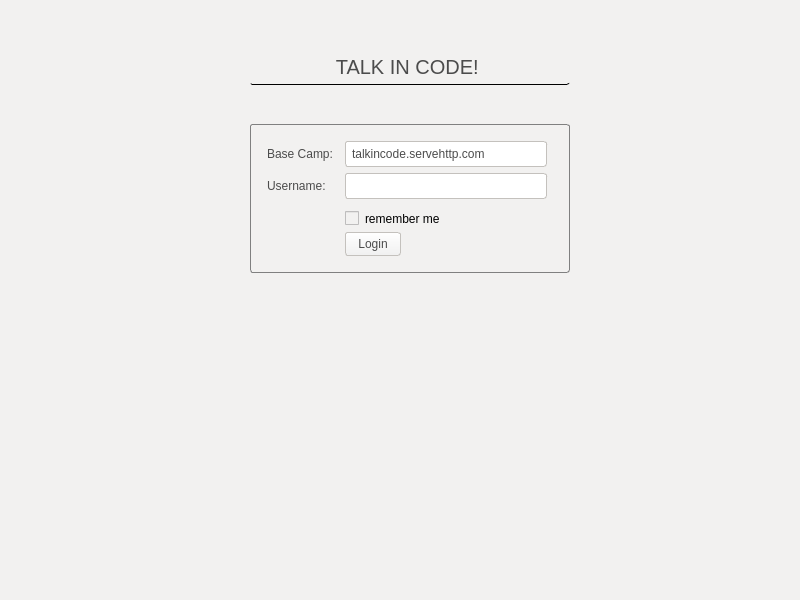
Old version of the form src/qt/forms/ChatWindow.ui in the repository pakage/navajocoin.
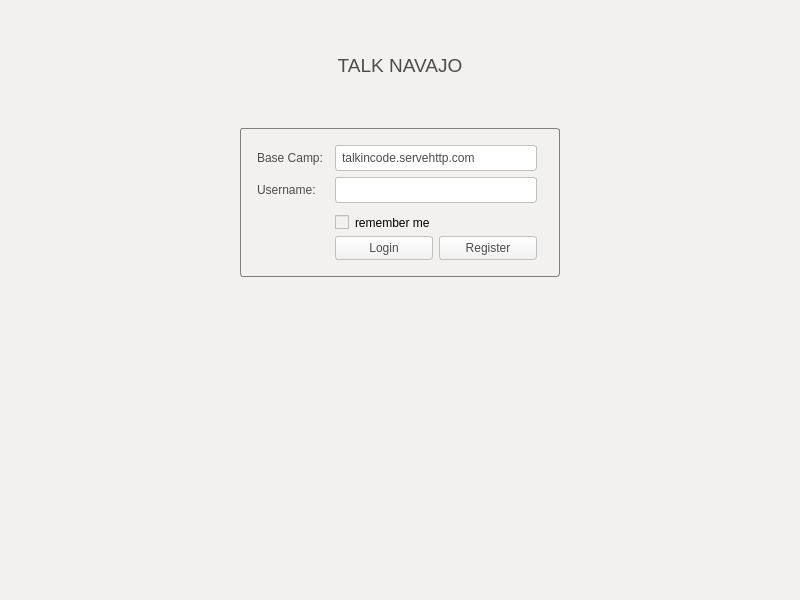
New version of the form. The open tabs and pages were chosen to show the change. Icons and pictures are not drawn.

Commit message: register page started

Diff of the .ui file:
```diff
--- a/src/qt/forms/ChatWindow.ui
+++ b/src/qt/forms/ChatWindow.ui
@@ -73,7 +73,7 @@
           <string notr="true">background-image:url(:/images/res/images/nav-bg.jpg)</string>
          </property>
          <property name="currentIndex">
-          <number>0</number>
+          <number>3</number>
          </property>
          <widget class="QWidget" name="chatPage">
           <layout class="QGridLayout" name="gridLayout">
@@ -297,100 +297,118 @@
            </item>
           </layout>
          </widget>
+         <widget class="QWidget" name="loginPage1">
+          <layout class="QGridLayout" name="gridLayout_3"/>
+         </widget>
          <widget class="QWidget" name="loginPage">
-          <layout class="QGridLayout" name="gridLayout_3">
-           <item row="2" column="3">
-            <spacer name="horizontalSpacer_2">
-             <property name="orientation">
-              <enum>Qt::Horizontal</enum>
-             </property>
-             <property name="sizeHint" stdset="0">
-              <size>
-               <width>223</width>
-               <height>20</height>
-              </size>
-             </property>
-            </spacer>
-           </item>
-           <item row="0" column="1">
-            <spacer name="verticalSpacer">
-             <property name="orientation">
-              <enum>Qt::Vertical</enum>
-             </property>
-             <property name="sizeType">
-              <enum>QSizePolicy::Fixed</enum>
-             </property>
-             <property name="sizeHint" stdset="0">
-              <size>
-               <width>20</width>
-               <height>100</height>
-              </size>
-             </property>
-            </spacer>
-           </item>
-           <item row="2" column="0">
-            <spacer name="horizontalSpacer">
+          <property name="sizePolicy">
+           <sizepolicy hsizetype="Expanding" vsizetype="Expanding">
+            <horstretch>0</horstretch>
+            <verstretch>0</verstretch>
+           </sizepolicy>
+          </property>
+          <widget class="QWidget" name="verticalLayoutWidget_2">
+           <property name="geometry">
+            <rect>
+             <x>0</x>
+             <y>0</y>
+             <width>781</width>
+             <height>581</height>
+            </rect>
+           </property>
+           <layout class="QVBoxLayout" name="verticalLayout_6">
+            <item>
+             <layout class="QHBoxLayout" name="horizontalLayout_5">
+              <property name="topMargin">
+               <number>40</number>
+              </property>
+              <item>
+               <spacer name="horizontalSpacer_6">
              <property name="orientation">
               <enum>Qt::Horizontal</enum>
              </property>
              <property name="sizeHint" stdset="0">
               <size>
-               <width>223</width>
+                  <width>40</width>
                <height>20</height>
               </size>
              </property>
             </spacer>
            </item>
-           <item row="3" column="1">
-            <spacer name="verticalSpacer_2">
-             <property name="orientation">
-              <enum>Qt::Vertical</enum>
-             </property>
-             <property name="sizeHint" stdset="0">
-              <size>
-               <width>20</width>
-               <height>267</height>
-              </size>
-             </property>
-            </spacer>
-           </item>
-           <item row="0" column="2">
-            <widget class="QLabel" name="titleLabel">
-             <property name="enabled">
-              <bool>true</bool>
-             </property>
+              <item>
+               <widget class="QLabel" name="label_5">
              <property name="sizePolicy">
-              <sizepolicy hsizetype="Preferred" vsizetype="Fixed">
+                 <sizepolicy hsizetype="Fixed" vsizetype="Preferred">
                <horstretch>0</horstretch>
                <verstretch>0</verstretch>
               </sizepolicy>
              </property>
+                <property name="minimumSize">
+                 <size>
+                  <width>320</width>
+                  <height>0</height>
+                 </size>
+                </property>
+                <property name="baseSize">
+                 <size>
+                  <width>0</width>
+                  <height>0</height>
+                 </size>
+                </property>
              <property name="font">
               <font>
-               <pointsize>-1</pointsize>
-              </font>
-             </property>
-             <property name="layoutDirection">
-              <enum>Qt::LeftToRight</enum>
-             </property>
-             <property name="autoFillBackground">
-              <bool>false</bool>
-             </property>
+                  <pointsize>14</pointsize>
+                 </font>
+                </property>
              <property name="styleSheet">
               <string notr="true">background: none;
 background-color: #F2F1F0;
 border-radius: 3px;
-color: #4C4C4C;</string>
+color: #4C4C4C;
+padding: 5px 20px;</string>
              </property>
              <property name="text">
-              <string>TALK IN CODE! </string>
+                 <string>TALK NAVAJO</string>
              </property>
              <property name="alignment">
               <set>Qt::AlignCenter</set>
              </property>
             </widget>
            </item>
-           <item row="2" column="2">
+              <item>
+               <spacer name="horizontalSpacer_7">
+                <property name="orientation">
+                 <enum>Qt::Horizontal</enum>
+                </property>
+                <property name="sizeHint" stdset="0">
+                 <size>
+                  <width>40</width>
+                  <height>20</height>
+                 </size>
+                </property>
+               </spacer>
+              </item>
+             </layout>
+            </item>
+            <item>
+             <layout class="QHBoxLayout" name="horizontalLayout_7">
+              <property name="topMargin">
+               <number>40</number>
+              </property>
+              <item>
+               <spacer name="horizontalSpacer_9">
+                <property name="orientation">
+                 <enum>Qt::Horizontal</enum>
+                </property>
+                <property name="sizeHint" stdset="0">
+                 <size>
+                  <width>40</width>
+                  <height>20</height>
+                 </size>
+                </property>
+               </spacer>
+              </item>
+              <item>
             <widget class="QFrame" name="loginFrame">
              <property name="sizePolicy">
               <sizepolicy hsizetype="Fixed" vsizetype="Fixed">
@@ -412,7 +430,7 @@
              <property name="frameShape">
               <enum>QFrame::StyledPanel</enum>
              </property>
-             <layout class="QGridLayout" name="gridLayout_2">
+                <layout class="QGridLayout" name="gridLayout_4">
               <property name="leftMargin">
                <number>6</number>
               </property>
@@ -432,7 +450,7 @@
                <number>6</number>
               </property>
               <item row="0" column="0">
-               <widget class="QLabel" name="label">
+                  <widget class="QLabel" name="label_6">
                 <property name="styleSheet">
                  <string notr="true">color: #4C4C4C;</string>
                 </property>
@@ -458,7 +476,7 @@
                </widget>
               </item>
               <item row="1" column="0">
-               <widget class="QLabel" name="label_2">
+                  <widget class="QLabel" name="label_7">
                 <property name="styleSheet">
                  <string notr="true">color: #4C4C4C;</string>
                 </property>
@@ -483,26 +501,6 @@
                 </property>
                </widget>
               </item>
-              <item row="5" column="1">
-               <widget class="QPushButton" name="loginButton">
-                <property name="sizePolicy">
-                 <sizepolicy hsizetype="Fixed" vsizetype="Fixed">
-                  <horstretch>0</horstretch>
-                  <verstretch>0</verstretch>
-                 </sizepolicy>
-                </property>
-                <property name="styleSheet">
-                 <string notr="true">background-color: qlineargradient(spread:pad, x1:0, y1:1, x2:0, y2:0, stop:0 rgb(240,240,240), stop:1 rgb(255, 255, 255));
-border-radius:3px;
-border: 1px solid #C4C1BD;
-color: #4C4C4C;
-padding: 4px 12px;</string>
-                </property>
-                <property name="text">
-                 <string>Login</string>
-                </property>
-               </widget>
-              </item>
               <item row="3" column="1">
                <widget class="QCheckBox" name="rememberCheckBox">
                 <property name="text">
@@ -526,23 +524,217 @@
                 </property>
                </widget>
               </item>
-             </layout>
-            </widget>
-           </item>
-          </layout>
-         </widget>
-        </widget>
-       </item>
-      </layout>
-     </widget>
+                 <item row="5" column="1">
+                  <layout class="QHBoxLayout" name="horizontalLayout_6">
+                   <property name="rightMargin">
+                    <number>6</number>
+                   </property>
+                   <item>
+                    <widget class="QPushButton" name="loginButton">
+                     <property name="sizePolicy">
+                      <sizepolicy hsizetype="Expanding" vsizetype="Fixed">
+                       <horstretch>0</horstretch>
+                       <verstretch>0</verstretch>
+                      </sizepolicy>
+                     </property>
+                     <property name="styleSheet">
+                      <string notr="true">background-color: qlineargradient(spread:pad, x1:0, y1:1, x2:0, y2:0, stop:0 rgb(240,240,240), stop:1 rgb(255, 255, 255));
+border-radius:3px;
+border: 1px solid #C4C1BD;
+color: #4C4C4C;
+padding: 4px 12px;</string>
+                     </property>
+                     <property name="text">
+                      <string>Login</string>
+                     </property>
+                    </widget>
+                   </item>
+                   <item>
+                    <spacer name="horizontalSpacer_8">
+                     <property name="orientation">
+                      <enum>Qt::Horizontal</enum>
+                     </property>
+                     <property name="sizeType">
+                      <enum>QSizePolicy::Fixed</enum>
+                     </property>
+                     <property name="sizeHint" stdset="0">
+                      <size>
+                       <width>6</width>
+                       <height>20</height>
+                      </size>
+                     </property>
+                    </spacer>
+                   </item>
+                   <item>
+                    <widget class="QPushButton" name="registerButton">
+                     <property name="sizePolicy">
+                      <sizepolicy hsizetype="Expanding" vsizetype="Fixed">
+                       <horstretch>0</horstretch>
+                       <verstretch>0</verstretch>
+                      </sizepolicy>
+                     </property>
+                     <property name="styleSheet">
+                      <string notr="true">background-color: qlineargradient(spread:pad, x1:0, y1:1, x2:0, y2:0, stop:0 rgb(240,240,240), stop:1 rgb(255, 255, 255));
+border-radius:3px;
+border: 1px solid #C4C1BD;
+color: #4C4C4C;
+padding: 4px 12px;</string>
+                     </property>
+                     <property name="text">
+                      <string>Register</string>
+                     </property>
+                    </widget>
+                   </item>
+                  </layout>
+                 </item>
+                </layout>
+               </widget>
+              </item>
+              <item>
+               <spacer name="horizontalSpacer_10">
+                <property name="orientation">
+                 <enum>Qt::Horizontal</enum>
+                </property>
+                <property name="sizeHint" stdset="0">
+                 <size>
+                  <width>40</width>
+                  <height>20</height>
+                 </size>
+                </property>
+               </spacer>
+              </item>
+             </layout>
+            </item>
+            <item>
+             <spacer name="verticalSpacer_4">
+              <property name="orientation">
+               <enum>Qt::Vertical</enum>
+              </property>
+              <property name="sizeHint" stdset="0">
+               <size>
+                <width>20</width>
+                <height>40</height>
+               </size>
+              </property>
+             </spacer>
+            </item>
+           </layout>
+          </widget>
+         </widget>
+         <widget class="QWidget" name="registerPage">
+          <property name="sizePolicy">
+           <sizepolicy hsizetype="Expanding" vsizetype="Expanding">
+            <horstretch>0</horstretch>
+            <verstretch>0</verstretch>
+           </sizepolicy>
+          </property>
+          <widget class="QWidget" name="verticalLayoutWidget">
+           <property name="geometry">
+            <rect>
+             <x>0</x>
+             <y>0</y>
+             <width>781</width>
+             <height>581</height>
+            </rect>
+           </property>
+           <layout class="QVBoxLayout" name="verticalLayout_5">
+            <item>
+             <layout class="QHBoxLayout" name="horizontalLayout_4">
+              <property name="topMargin">
+               <number>40</number>
+              </property>
+              <item>
+               <spacer name="horizontalSpacer_4">
+                <property name="orientation">
+                 <enum>Qt::Horizontal</enum>
+                </property>
+                <property name="sizeHint" stdset="0">
+                 <size>
+                  <width>40</width>
+                  <height>20</height>
+                 </size>
+                </property>
+               </spacer>
+              </item>
+              <item>
+               <widget class="QLabel" name="label_4">
+                <property name="sizePolicy">
+                 <sizepolicy hsizetype="Fixed" vsizetype="Preferred">
+                  <horstretch>0</horstretch>
+                  <verstretch>0</verstretch>
+                 </sizepolicy>
+                </property>
+                <property name="minimumSize">
+                 <size>
+                  <width>320</width>
+                  <height>0</height>
+                 </size>
+                </property>
+                <property name="baseSize">
+                 <size>
+                  <width>0</width>
+                  <height>0</height>
+                 </size>
+                </property>
+                <property name="font">
+                 <font>
+                  <pointsize>14</pointsize>
+                 </font>
+                </property>
+                <property name="styleSheet">
+                 <string notr="true">background: none;
+background-color: #F2F1F0;
+border-radius: 3px;
+color: #4C4C4C;
+padding: 5px 20px;</string>
+                </property>
+                <property name="text">
+                 <string>REGISTER USERNAME</string>
+                </property>
+                <property name="alignment">
+                 <set>Qt::AlignCenter</set>
+                </property>
+               </widget>
+              </item>
+              <item>
+               <spacer name="horizontalSpacer_5">
+                <property name="orientation">
+                 <enum>Qt::Horizontal</enum>
+                </property>
+                <property name="sizeHint" stdset="0">
+                 <size>
+                  <width>40</width>
+                  <height>20</height>
+                 </size>
+                </property>
+               </spacer>
+              </item>
+             </layout>
+            </item>
+            <item>
+             <spacer name="verticalSpacer_3">
+              <property name="orientation">
+               <enum>Qt::Vertical</enum>
+              </property>
+              <property name="sizeHint" stdset="0">
+               <size>
+                <width>20</width>
+                <height>40</height>
+               </size>
+              </property>
+             </spacer>
+            </item>
+           </layout>
+          </widget>
+         </widget>
+        </widget>
     </item>
    </layout>
   </widget>
- </widget>
- <tabstops>
-  <tabstop>serverLineEdit</tabstop>
-  <tabstop>userLineEdit</tabstop>
- </tabstops>
+    </item>
+   </layout>
+  </widget>
+ </widget>
  <resources>
   <include location="../bitcoin.qrc"/>
  </resources>
```
Left out of the diff: 35 changed lines with no effect on the pictures. Lines whose indentation alone changed are shown as unchanged. The commit also changes 8 other files.
